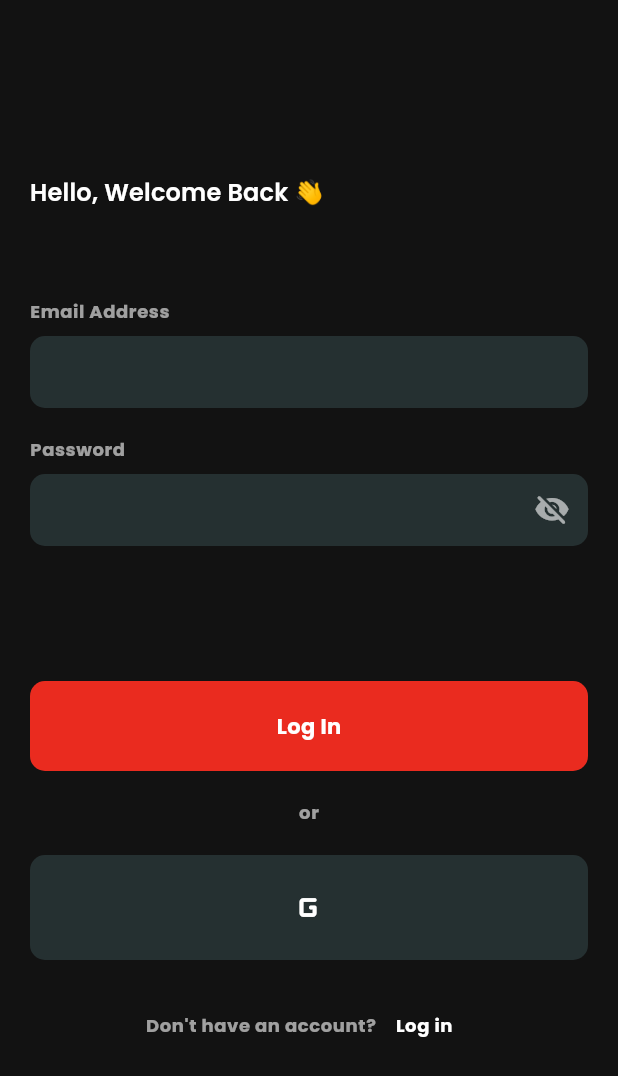
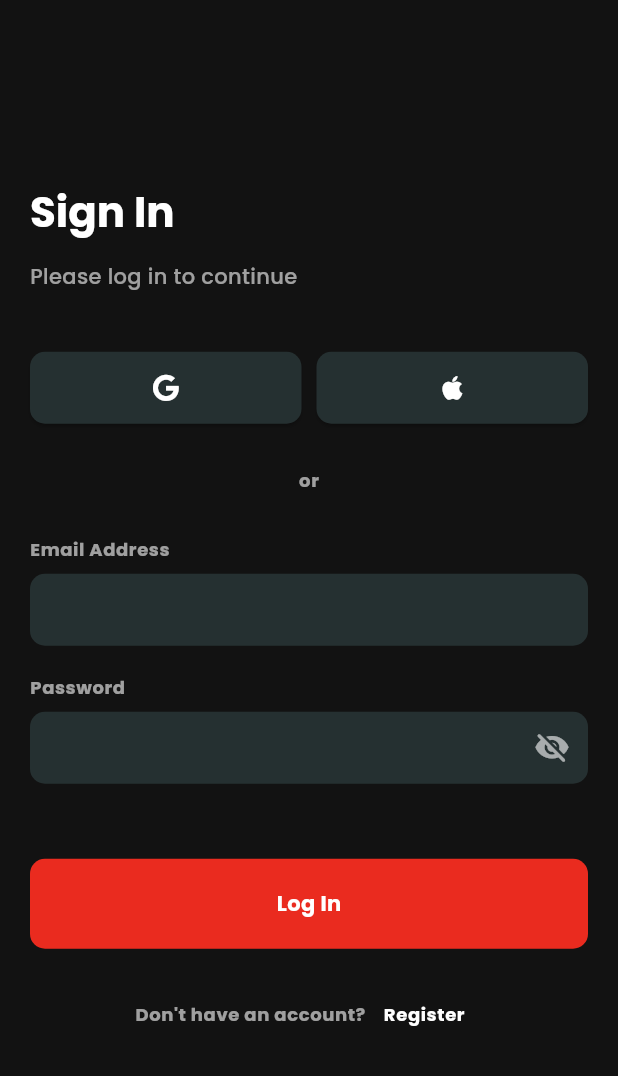
Before and after one commit to lbnmahs/vulcane, a Flutter app: the screen it shows after launch, on a phone screen of 412 x 824 dp. Shown: the top 1076 px of the screen. Run offline on Flutter 3.47's test engine with Material 3 defaults, Android fonts, the phone set to English and light mode, and no system bars; our stand-ins replace bloc, cloud_firestore, firebase_auth, firebase_core, flutter_bloc, flutter_dotenv and 3 more; accounts and stored records are empty.

Commit message:
update:  custom font awesome icons

```diff
--- a/lib/views/screens/auth/auth_screen.dart
+++ b/lib/views/screens/auth/auth_screen.dart
@@ -1,6 +1,7 @@
 import 'package:flutter/material.dart';
 import 'package:flutter/widgets.dart';
 import 'package:flutter_bloc/flutter_bloc.dart';
+import 'package:font_awesome_flutter/font_awesome_flutter.dart';
 
 import 'package:vulcane/middleware/auth/auth_bloc.dart';
 import 'package:vulcane/views/screens/tabs/home_tab.dart';
@@ -72,13 +73,91 @@ class _AuthScreenState extends State<AuthScreen> {
                 crossAxisAlignment: CrossAxisAlignment.start,
                 children: [
                   Text(
-                    _isLogin ? 'Hello, Welcome Back 👋' : 'Create Account 👋',
-                    style: Theme.of(context).textTheme.titleMedium!.copyWith(
+                    _isLogin ? 'Sign In' : 'Sign Up',
+                    style: Theme.of(context).textTheme.headlineMedium!.copyWith(
                       color: Theme.of(context).colorScheme.onPrimary,
-                      fontWeight: FontWeight.w600
+                      fontWeight: FontWeight.bold
                     ),
                   ),
-                  const SizedBox(height: 60),
+                  const SizedBox(height: 15),
+                  Text(
+                    _isLogin ? 'Please log in to continue' : 'Please register to join',
+                    style: Theme.of(context).textTheme.bodyMedium!.copyWith(
+                      color: Theme.of(context).colorScheme.onPrimaryContainer,
+                      fontWeight: FontWeight.w500,
+                    ),
+                  ),
+                  const SizedBox(height: 40),
+
+                  Center(
+                    child: Row(
+                      mainAxisSize: MainAxisSize.min,
+                      mainAxisAlignment: MainAxisAlignment.center,
+                      children: [
+                        // Google Sign In Button
+                        BlocBuilder<AuthBloc, AuthState>(
+                          builder: (context, state) {
+                            return Expanded(
+                              child: ElevatedButton(
+                                onPressed: () {
+                                  state is! AuthLoading
+                                    ? context.read<AuthBloc>().add(SignInWithGoogle())
+                                    : null;
+                                },
+                                style: ElevatedButton.styleFrom(
+                                  padding: const EdgeInsets.symmetric(
+                                    horizontal: 15, vertical: 15
+                                  ),
+                                  backgroundColor: Theme.of(context).colorScheme.primaryContainer,
+                                  foregroundColor: Theme.of(context).colorScheme.onPrimary,
+                                  shape: RoundedRectangleBorder(
+                                    borderRadius: BorderRadius.circular(10),
+                                  ),
+                                ),
+                                child: state is AuthLoading
+                                  ? const CircularProgressIndicator()
+                                  : const FaIcon(FontAwesomeIcons.google),
+                              ),
+                            );
+                          },
+                        ),
+                        const SizedBox(width: 10,),
+                        // Apple Sign In Button
+                        Expanded(
+                          child: ElevatedButton(
+                            onPressed: () {},
+                            style: ElevatedButton.styleFrom(
+                              padding: const EdgeInsets.symmetric(
+                                horizontal: 15, vertical: 15
+                              ),
+                              backgroundColor: Theme.of(context).colorScheme.primaryContainer,
+                              foregroundColor: Theme.of(context).colorScheme.onPrimary,
+                              shape: RoundedRectangleBorder(
+                                borderRadius: BorderRadius.circular(10),
+                              ),
+                            ),
+                            child: FaIcon(
+                              FontAwesomeIcons.apple,
+                              color: Theme.of(context).colorScheme.onSecondaryContainer,
+                            )
+                          ),
+                        )
+                      ],
+                    )
+                  ),
+                  const SizedBox(height: 30),
+
+                  // or
+                  Center(
+                    child: Text(
+                      'or',
+                      style: Theme.of(context).textTheme.bodySmall!.copyWith(
+                        color: Theme.of(context).colorScheme.onSecondaryContainer.withOpacity(0.6),
+                        fontWeight: FontWeight.bold,
+                      ),
+                    ),
+                  ),
+                  const SizedBox(height: 30),
 
                   // First Name Field
                   if(!_isLogin)
@@ -219,7 +298,7 @@ class _AuthScreenState extends State<AuthScreen> {
                       return null;
                     },
                   ),
-                  const SizedBox(height: 90),
+                  const SizedBox(height: 50),
 
                   // Login/Create Account Button
                   BlocBuilder<AuthBloc, AuthState>(
@@ -252,49 +331,6 @@ class _AuthScreenState extends State<AuthScreen> {
                   ),
                   const SizedBox(height: 20),
 
-                  // or
-                  Center(
-                    child: Text(
-                      'or',
-                      style: Theme.of(context).textTheme.bodySmall!.copyWith(
-                        color: Theme.of(context).colorScheme.onSecondaryContainer.withOpacity(0.6),
-                        fontWeight: FontWeight.bold,
-                      ),
-                    ),
-                  ),
-                  const SizedBox(height: 20),
-
-                  // Google Sign In Button
-                  BlocBuilder<AuthBloc, AuthState>(
-                    builder: (context, state) {
-                      return GestureDetector(
-                        onTap: () {
-                          context.read<AuthBloc>().add(SignInWithGoogle());
-                        },
-                        child: Container(
-                          width: double.infinity,
-                          padding: const EdgeInsets.symmetric(horizontal: 40, vertical: 20),
-                          decoration: BoxDecoration(
-                            borderRadius: BorderRadius.circular(10),
-                            color: Theme.of(context).colorScheme.primaryContainer,
-                          ),
-                          child: Center(
-                            child: state is AuthLoading
-                              ? CircularProgressIndicator(
-                                  color: Theme.of(context).colorScheme.onSecondaryContainer,
-                                )
-                              : Icon(
-                                  Icons.g_mobiledata_rounded,
-                                  color: Theme.of(context).colorScheme.onSecondaryContainer,
-                                  size: 30,
-                                ),
-                          ),
-                        ),
-                      );
-                    },
-                  ),
-                  const SizedBox(height: 20),
-
                   // Create Account/Login Button
                   Center(
                     child: Row(
@@ -311,7 +347,7 @@ class _AuthScreenState extends State<AuthScreen> {
                         TextButton(
                           onPressed: () => setState(() => _isLogin = !_isLogin),
                           child: Text(
-                            _isLogin ? 'Log in' : 'Register',
+                            _isLogin ? 'Register' : 'Log in',
                             style: Theme.of(context).textTheme.bodySmall!.copyWith(
                               color: Theme.of(context).colorScheme.onPrimary,
                               fontWeight: FontWeight.bold,
--- a/pubspec.yaml
+++ b/pubspec.yaml
@@ -45,6 +45,7 @@ dependencies:
   flutter_dotenv: ^5.1.0
   http: ^1.2.1
   google_sign_in: ^6.2.1
+  font_awesome_flutter: ^10.7.0
 
 dev_dependencies:
   flutter_test:
```
Also changed, not shown: pubspec.lock.
